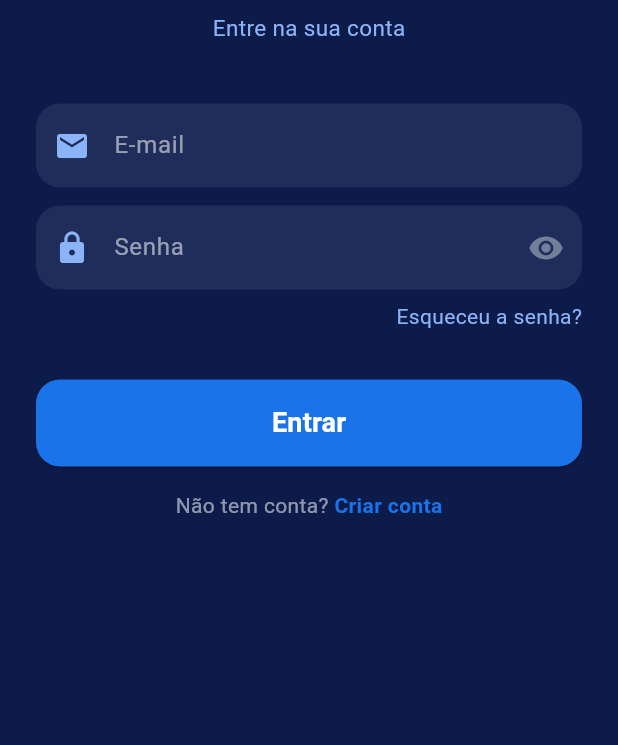
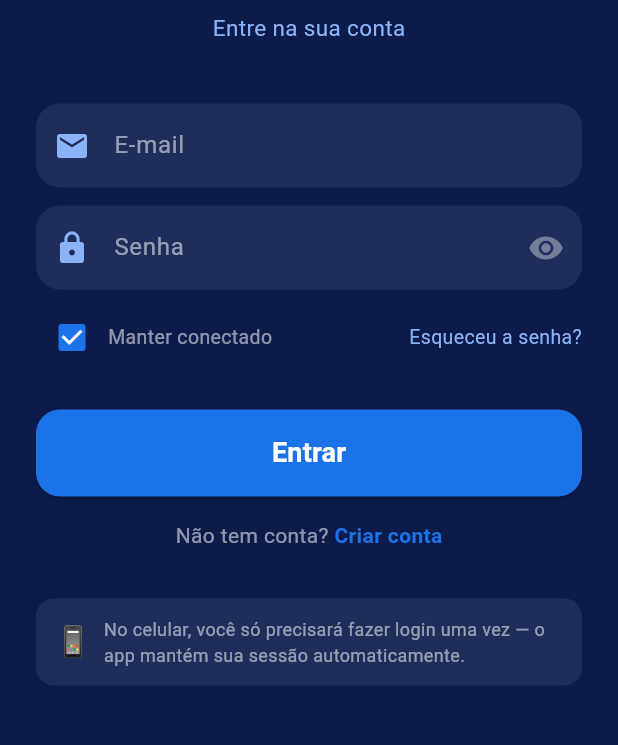
Before and after one commit to pribondanstoll-del/universo-de-noah-app, a Flutter app: the screen it shows after launch, after a tap on "Pular", after a tap on "Já tenho conta", on a phone screen of 412 x 824 dp, the part 318-1063 px from its top. Run offline on Flutter 3.47's test engine with Material 3 defaults, Android fonts, the phone set to English and light mode, and no system bars; our stand-ins replace firebase_auth, firebase_core, shared_preferences; accounts and stored records are empty; network calls fail.

Commit message:
feat: controle de tempo, PIN dos pais, login com persistencia

```diff
--- a/lib/login_screen.dart
+++ b/lib/login_screen.dart
@@ -15,6 +15,7 @@ class _LoginScreenState extends State<LoginScreen> {
   final _senhaController = TextEditingController();
   bool _carregando = false;
   bool _mostrarSenha = false;
+  bool _lembrarDeMim = true;
   String? _erro;
 
   @override
@@ -61,7 +62,7 @@ class _LoginScreenState extends State<LoginScreen> {
 
     ScaffoldMessenger.of(context).showSnackBar(
       SnackBar(
-        content: Text(erro ?? 'E-mail de redefinição enviado!'),
+        content: Text(erro ?? 'E-mail de redefinição enviado! Verifique sua caixa de entrada.'),
         backgroundColor:
             erro != null ? const Color(0xFFE53935) : const Color(0xFF34A853),
       ),
@@ -178,19 +179,36 @@ class _LoginScreenState extends State<LoginScreen> {
               ),
               const SizedBox(height: 8),
 
-              // Esqueceu a senha
-              Align(
-                alignment: Alignment.centerRight,
-                child: GestureDetector(
-                  onTap: _redefinirSenha,
-                  child: const Text(
-                    'Esqueceu a senha?',
-                    style: TextStyle(
-                        color: Color(0xFF8BB4F8), fontSize: 14),
+              // Lembrar + Esqueceu
+              Row(
+                mainAxisAlignment: MainAxisAlignment.spaceBetween,
+                children: [
+                  Row(
+                    children: [
+                      Checkbox(
+                        value: _lembrarDeMim,
+                        activeColor: const Color(0xFF1A73E8),
+                        checkColor: Colors.white,
+                        side: const BorderSide(color: Colors.white38),
+                        onChanged: (v) =>
+                            setState(() => _lembrarDeMim = v ?? true),
+                      ),
+                      const Text('Manter conectado',
+                          style: TextStyle(
+                              color: Colors.white54, fontSize: 13)),
+                    ],
                   ),
-                ),
+                  GestureDetector(
+                    onTap: _redefinirSenha,
+                    child: const Text(
+                      'Esqueceu a senha?',
+                      style: TextStyle(
+                          color: Color(0xFF8BB4F8), fontSize: 13),
+                    ),
+                  ),
+                ],
               ),
-              const SizedBox(height: 32),
+              const SizedBox(height: 24),
 
               // Botão entrar
               SizedBox(
@@ -233,6 +251,31 @@ class _LoginScreenState extends State<LoginScreen> {
                   ),
                 ],
               ),
+              const SizedBox(height: 32),
+
+              // Aviso sobre sessão
+              Container(
+                padding: const EdgeInsets.all(12),
+                decoration: BoxDecoration(
+                  color: const Color(0xFF1E2D5A),
+                  borderRadius: BorderRadius.circular(12),
+                ),
+                child: const Row(
+                  children: [
+                    Text('📱', style: TextStyle(fontSize: 20)),
+                    SizedBox(width: 8),
+                    Expanded(
+                      child: Text(
+                        'No celular, você só precisará fazer login uma vez — o app mantém sua sessão automaticamente.',
+                        style: TextStyle(
+                            color: Colors.white54,
+                            fontSize: 12,
+                            height: 1.4),
+                      ),
+                    ),
+                  ],
+                ),
+              ),
             ],
           ),
         ),
--- a/lib/main.dart
+++ b/lib/main.dart
@@ -53,7 +53,7 @@ class _SplashScreenState extends State<SplashScreen>
       vsync: this,
       duration: const Duration(seconds: 2),
     );
-    _fadeIn = CurvedAnimation(parent: _controller, curve: Curves.easeIn);
+    _fadeAnim = CurvedAnimation(parent: _controller, curve: Curves.easeIn);
     _controller.forward();
 
     Future.delayed(const Duration(seconds: 3), () async {
@@ -73,7 +73,7 @@ class _SplashScreenState extends State<SplashScreen>
         return;
       }
 
-      // Não está logado — vai para login
+      // Verifica se está logado (Firebase persiste automaticamente)
       if (!AuthService.estaLogado) {
         if (!mounted) return;
         Navigator.pushReplacement(
@@ -83,7 +83,7 @@ class _SplashScreenState extends State<SplashScreen>
         return;
       }
 
-      // Está logado — verifica perfil
+      // Está logado — verifica perfil da criança
       final perfilCriado = prefs.getBool('perfil_criado') ?? false;
       if (!mounted) return;
       Navigator.pushReplacement(
@@ -97,6 +97,8 @@ class _SplashScreenState extends State<SplashScreen>
     });
   }
 
+  late Animation<double> _fadeAnim;
+
   @override
   void dispose() {
     _controller.dispose();
@@ -109,7 +111,7 @@ class _SplashScreenState extends State<SplashScreen>
       backgroundColor: const Color(0xFF0D1B4B),
       body: Center(
         child: FadeTransition(
-          opacity: _fadeIn,
+          opacity: _fadeAnim,
           child: Column(
             mainAxisAlignment: MainAxisAlignment.center,
             children: [
```
Also changed, not shown: lib/controle_tempo_screen.dart (added, +413 -0 lines), lib/pais_screen.dart (+14 -3 lines).
